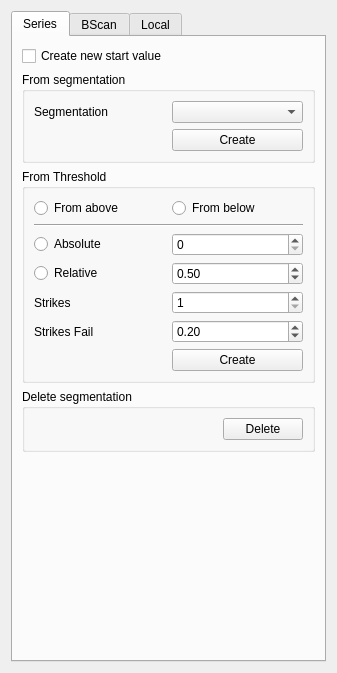
First picture: the form in ui/marker_segmentation.ui, repository neurodial/OCT-Marker, before the edit.
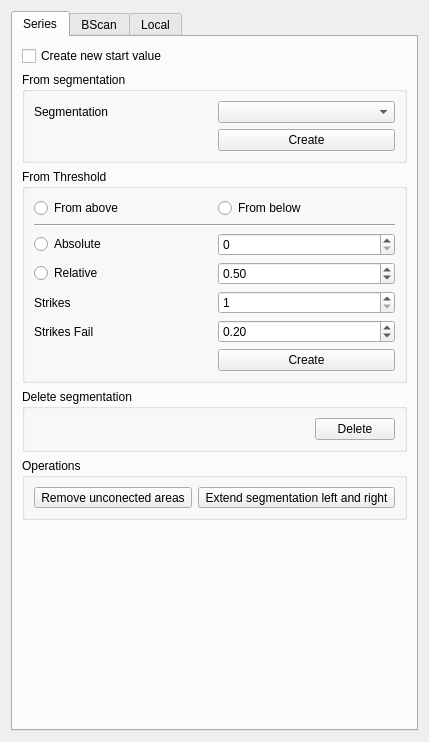
Second picture: the form after the edit. The open tabs and pages were chosen to show the change. Icons and pictures are not drawn.

Commit message: Ränder erweitern und Bereiche entfernen auf Serie anwenden

```diff
--- a/ui/marker_segmentation.ui
+++ b/ui/marker_segmentation.ui
@@ -6,8 +6,8 @@
    <rect>
     <x>0</x>
     <y>0</y>
-    <width>313</width>
-    <height>673</height>
+    <width>380</width>
+    <height>742</height>
    </rect>
   </property>
   <property name="windowTitle">
@@ -200,6 +200,50 @@
          </layout>
         </widget>
        </item>
+       <item>
+        <widget class="QGroupBox" name="groupBox_6">
+         <property name="title">
+          <string>Operations</string>
+         </property>
+         <layout class="QHBoxLayout" name="horizontalLayout_6">
+          <item>
+           <widget class="QToolButton" name="buttonSeriesRemoveUnconectedAreas">
+            <property name="text">
+             <string>Remove unconected areas</string>
+            </property>
+            <property name="icon">
+             <iconset resource="../application.qrc">
+              <normaloff>:/icons/cut_red.png</normaloff>:/icons/cut_red.png</iconset>
+            </property>
+           </widget>
+          </item>
+          <item>
+           <widget class="QToolButton" name="buttonSeriesExtendLeftRightSpace">
+            <property name="text">
+             <string>Extend segmentation left and right</string>
+            </property>
+            <property name="icon">
+             <iconset resource="../application.qrc">
+              <normaloff>:/icons/tag.png</normaloff>:/icons/tag.png</iconset>
+            </property>
+           </widget>
+          </item>
+          <item>
+           <spacer name="horizontalSpacer_12">
+            <property name="orientation">
+             <enum>Qt::Horizontal</enum>
+            </property>
+            <property name="sizeHint" stdset="0">
+             <size>
+              <width>40</width>
+              <height>20</height>
+             </size>
+            </property>
+           </spacer>
+          </item>
+         </layout>
+        </widget>
+       </item>
        <item>
         <spacer name="verticalSpacer">
          <property name="orientation">
```
Left out of the diff: 2 changed lines with no effect on the pictures. The commit also changes 7 other files.
